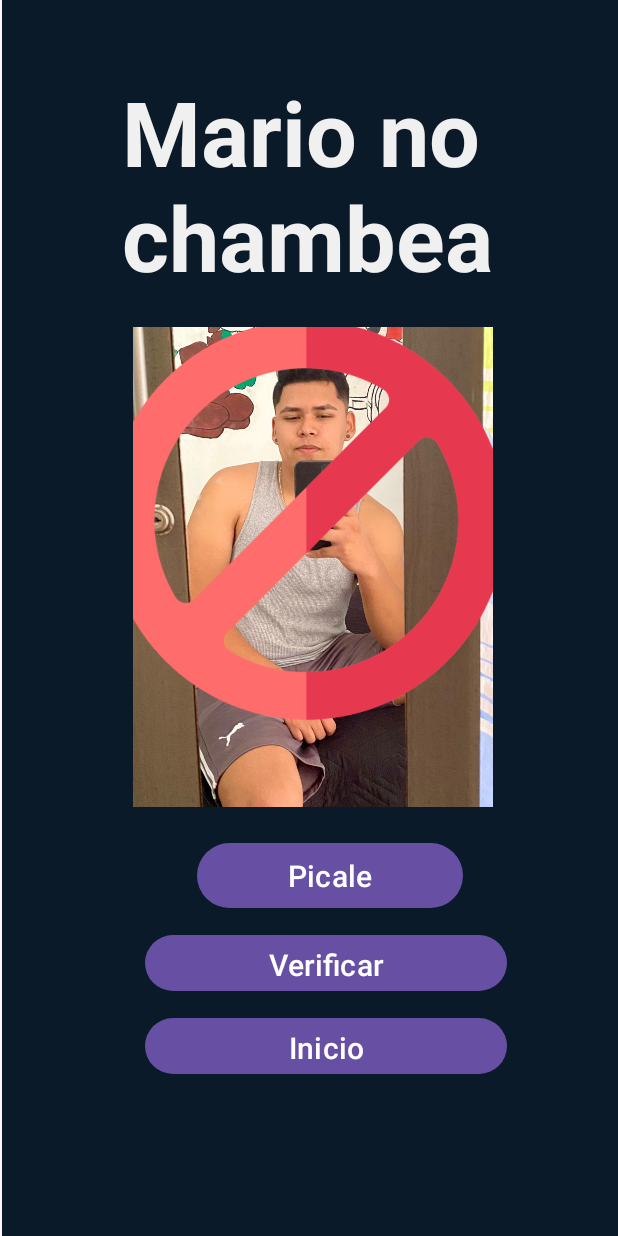
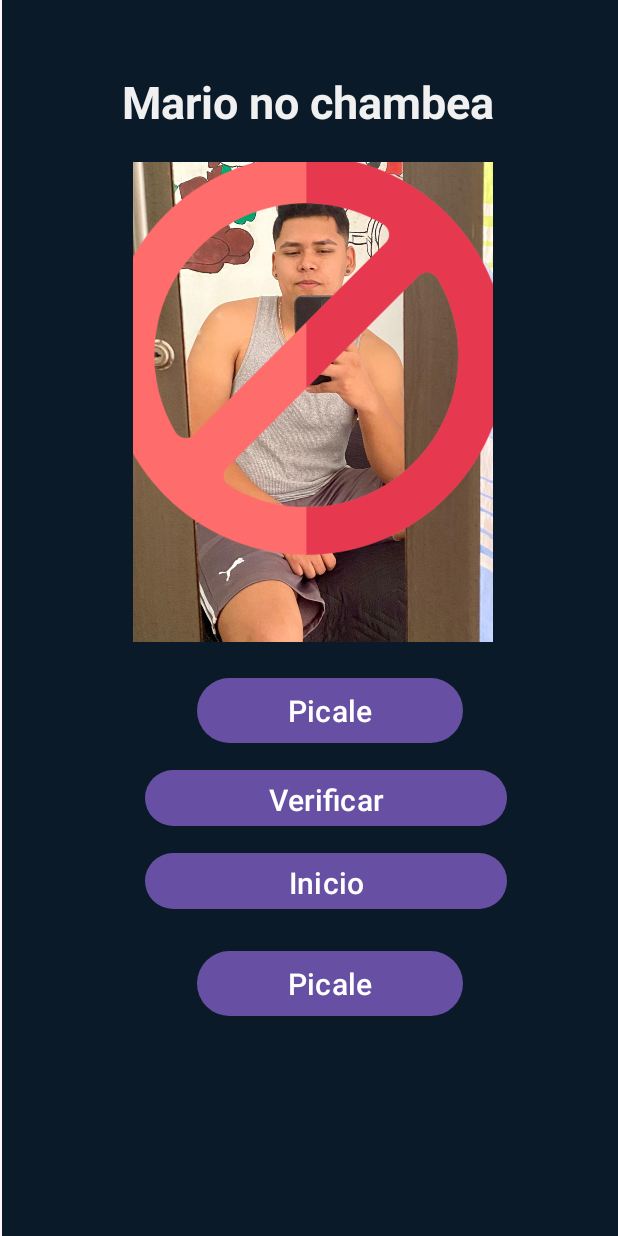
Before and after one commit to Ramiro4903/Practica1.1, an Android app: the layout pantalla_inicio.xml on its own in the app's theme, with its tools: preview values and no code run, on a phone screen of 412 x 824 dp. Run offline under Robolectric (Android 15) with nearby library versions, the phone set to English and light mode, and no system bars.

Commit message:
Se creo pantalla 2 y falta hacer el enlace

```diff
--- /dev/null
+++ b/app/src/main/java/com/example/practica1/Pantalla2.java
@@ -0,0 +1,4 @@
+package com.example.practica1;
+
+public class Pantalla2 {
+}
--- a/app/src/main/res/layout/pantalla_inicio.xml
+++ b/app/src/main/res/layout/pantalla_inicio.xml
@@ -31,7 +31,7 @@
             android:textColor="#F0F0F0"
             android:textColorHint="#DE0404"
             android:textColorLink="#F40404"
-            android:textSize="60dp"
+            android:textSize="30dp"
             android:textStyle="bold"
             app:layout_constraintEnd_toEndOf="parent"
             app:layout_constraintStart_toStartOf="parent"
@@ -72,6 +72,14 @@
             android:layout_marginTop="10dp"
             android:text="Inicio"
             android:textSize="20dp" />
+        <Button
+            android:id="@+id/button4"
+            android:layout_width="177dp"
+            android:layout_height="51dp"
+            android:layout_marginStart="130dp"
+            android:layout_marginTop="20dp"
+            android:text="Picale"
+            android:textSize="20dp" />
 
     </LinearLayout>
 </androidx.constraintlayout.widget.ConstraintLayout>
```
Also changed, not shown: app/src/main/java/com/example/practica1/inicio.java (+13 -3 lines), app/src/main/res/layout/pantalla_2.xml (added, +28 -0 lines).
